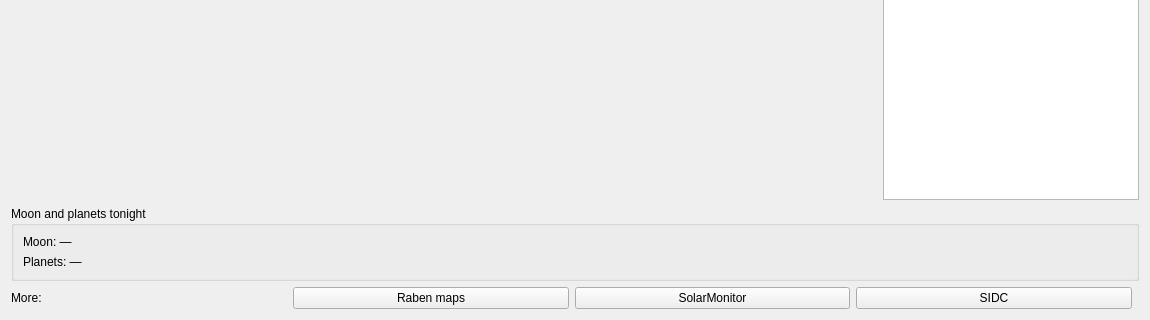
Qt form nightscribe/gui/ui/solar_tab.ui (irydeo/nightscribe) before a commit; both pictures show x 0 to 1150 and y 269 to 589 of the 1150 by 589 pixel window.
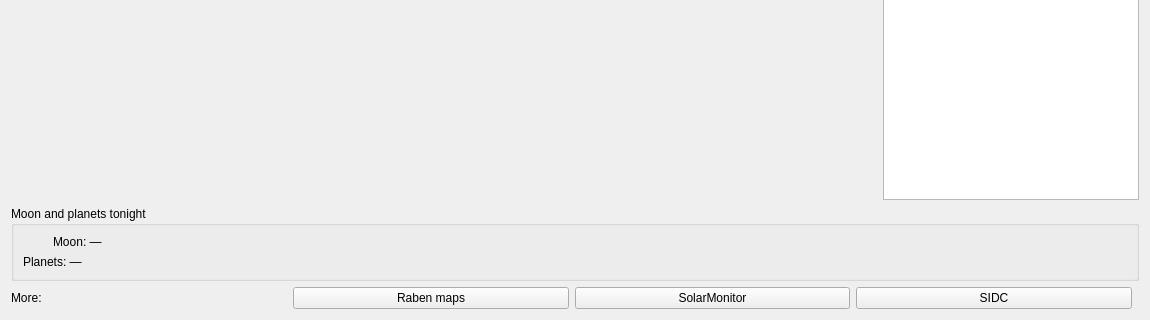
The same form after that commit.

Commit message: Tonight header + Solar almanac: real moon surface with exact phase terminator

The edit to the form file:
```diff
--- a/nightscribe/gui/ui/solar_tab.ui
+++ b/nightscribe/gui/ui/solar_tab.ui
@@ -53,7 +53,19 @@
     <widget class="QGroupBox" name="grp_almanac">
      <property name="title"><string>Moon and planets tonight</string></property>
      <layout class="QVBoxLayout">
-      <item><widget class="QLabel" name="lbl_moon"><property name="wordWrap"><bool>true</bool></property><property name="text"><string>Moon: —</string></property></widget></item>
+      <item>
+       <layout class="QHBoxLayout">
+        <item>
+         <widget class="QLabel" name="lbl_moon_icon">
+          <property name="maximumSize"><size><width>24</width><height>24</height></size></property>
+          <property name="alignment"><set>Qt::AlignVCenter | Qt::AlignLeft</set></property>
+          <property name="text"><string/></property>
+         </widget>
+        </item>
+        <item><widget class="QLabel" name="lbl_moon"><property name="wordWrap"><bool>true</bool></property><property name="text"><string>Moon: —</string></property></widget></item>
+        <item><spacer name="moonSpacer"><property name="orientation"><enum>Qt::Horizontal</enum></property></spacer></item>
+       </layout>
+      </item>
       <item><widget class="QLabel" name="lbl_planets"><property name="wordWrap"><bool>true</bool></property><property name="text"><string>Planets: —</string></property></widget></item>
      </layout>
     </widget>
```
The commit also changes 15 other files.
